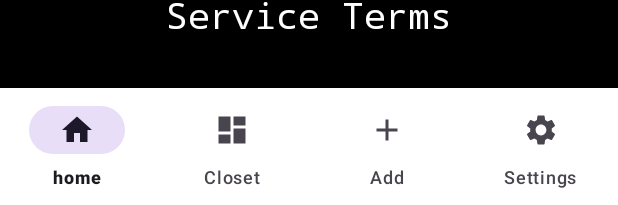
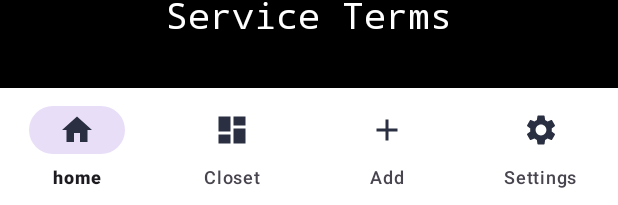
Before and after one commit to omar5o9/WardrobeWizard, an Android app: the layout settings.xml on its own in the app's theme, with its tools: preview values and no code run, on a phone screen of 412 x 824 dp. Shown: the part 1028-1233 px from the top of the screen. Run offline under Robolectric (Android 15) with nearby library versions, the phone set to English and light mode, and no system bars.

Commit message:
quick updates

```diff
--- a/app/src/main/res/layout/homepage.xml
+++ b/app/src/main/res/layout/homepage.xml
@@ -20,6 +20,8 @@
         android:layout_height="66dp"
         android:background="@color/white"
         app:itemHorizontalTranslationEnabled="false"
+        app:itemIconTint="@android:color/system_accent2_700"
+        app:itemRippleColor="#1976D2"
         app:labelVisibilityMode="labeled"
         app:layout_constraintBottom_toBottomOf="parent"
         app:layout_constraintEnd_toEndOf="parent"
--- a/app/src/main/res/layout/settings.xml
+++ b/app/src/main/res/layout/settings.xml
@@ -14,6 +14,7 @@
         android:layout_height="wrap_content"
         android:background="@color/white"
         app:itemHorizontalTranslationEnabled="false"
+        app:itemIconTint="@color/material_dynamic_secondary20"
         app:labelVisibilityMode="labeled"
         app:layout_constraintBottom_toBottomOf="parent"
         app:layout_constraintEnd_toEndOf="parent"
```
